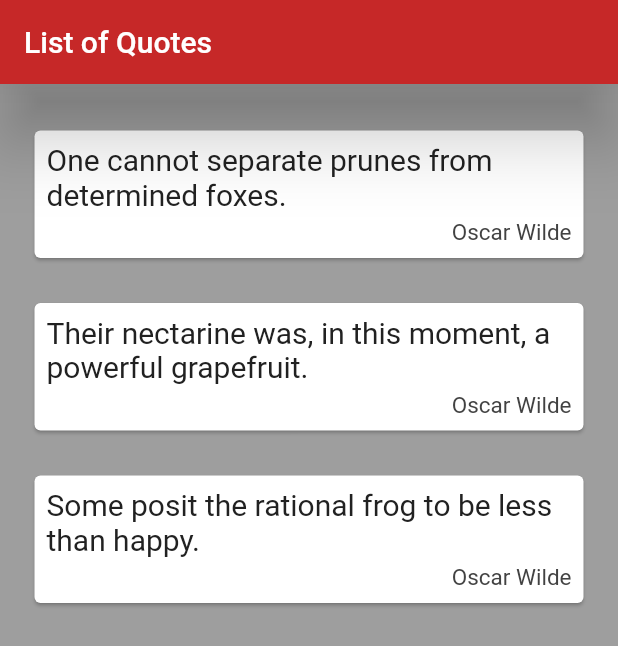
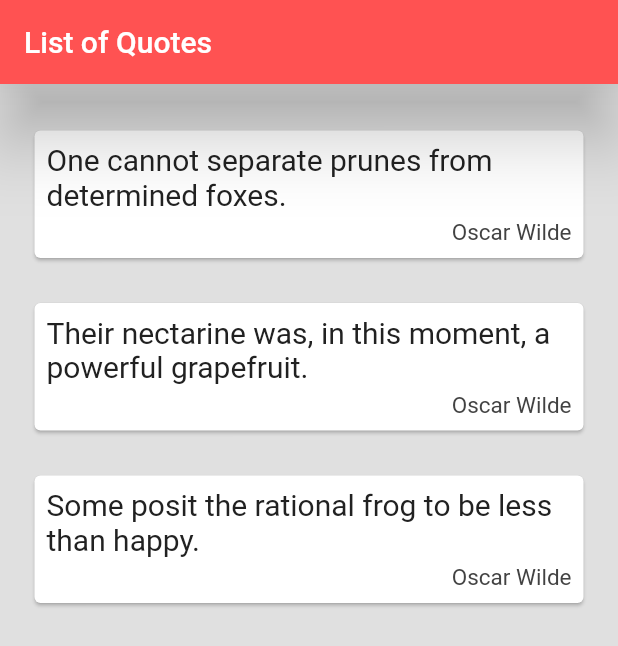
Before and after one commit to numoonchld/quote_project, a Flutter app: the screen it shows after launch, on a phone screen of 412 x 824 dp. Shown: the top 646 px of the screen. Run offline on Flutter 3.47's test engine with Material 2 defaults, Android fonts, the phone set to English and light mode, and no system bars.

Commit message:
end of video 20

```diff
--- a/lib/main.dart
+++ b/lib/main.dart
@@ -1,5 +1,6 @@
 import 'package:flutter/material.dart';
 import 'quote.dart';
+import 'quote_card.dart';
 
 void main() => runApp(MaterialApp(
       home: QuoteList(),
@@ -23,44 +24,12 @@ class _QuoteListState extends State<QuoteList> {
         author: 'Oscar Wilde'),
   ];
 
-  Widget quoteTemplate(quote) {
-    return Card(
-      margin: EdgeInsets.all(15.0),
-      child: Padding(
-        padding: const EdgeInsets.all(8.0),
-        child: Column(
-          crossAxisAlignment: CrossAxisAlignment.stretch,
-          children: <Widget>[
-            Text(
-              quote.text,
-              style: TextStyle(
-                fontSize: 20.0,
-                color: Colors.grey[900],
-              ),
-            ),
-            SizedBox(
-              height: 5.0,
-            ),
-            Text(
-              quote.author,
-              textAlign: TextAlign.right,
-              style: TextStyle(
-                fontSize: 15.0,
-                color: Colors.grey[800],
-              ),
-            ),
-          ],
-        ),
-      ),
-    );
-  }
-
   @override
   Widget build(BuildContext context) {
     return Scaffold(
-      backgroundColor: Colors.grey[500],
+      backgroundColor: Colors.grey[300],
       appBar: AppBar(
-        backgroundColor: Colors.red[800],
+        backgroundColor: Colors.redAccent,
         title: Text('List of Quotes'),
         elevation: 20.00,
         shadowColor: Colors.red[870],
@@ -68,7 +37,7 @@ class _QuoteListState extends State<QuoteList> {
       body: Padding(
         padding: const EdgeInsets.fromLTRB(8.0, 16.0, 8.0, 0.0),
         child: Column(
-          children: quotes.map((quote) => quoteTemplate(quote)).toList(),
+          children: quotes.map((quote) => QuoteCard(quote: quote)).toList(),
         ),
       ),
     );
--- /dev/null
+++ b/lib/quote_card.dart
@@ -0,0 +1,40 @@
+import 'package:flutter/material.dart';
+import 'quote.dart';
+
+class QuoteCard extends StatelessWidget {
+  final Quote quote;
+  QuoteCard({this.quote});
+
+  @override
+  Widget build(BuildContext context) {
+    return Card(
+      margin: EdgeInsets.all(15.0),
+      child: Padding(
+        padding: const EdgeInsets.all(8.0),
+        child: Column(
+          crossAxisAlignment: CrossAxisAlignment.stretch,
+          children: <Widget>[
+            Text(
+              quote.text,
+              style: TextStyle(
+                fontSize: 20.0,
+                color: Colors.grey[900],
+              ),
+            ),
+            SizedBox(
+              height: 5.0,
+            ),
+            Text(
+              quote.author,
+              textAlign: TextAlign.right,
+              style: TextStyle(
+                fontSize: 15.0,
+                color: Colors.grey[800],
+              ),
+            ),
+          ],
+        ),
+      ),
+    );
+  }
+}
```
Also changed, not shown: 1 other file.
